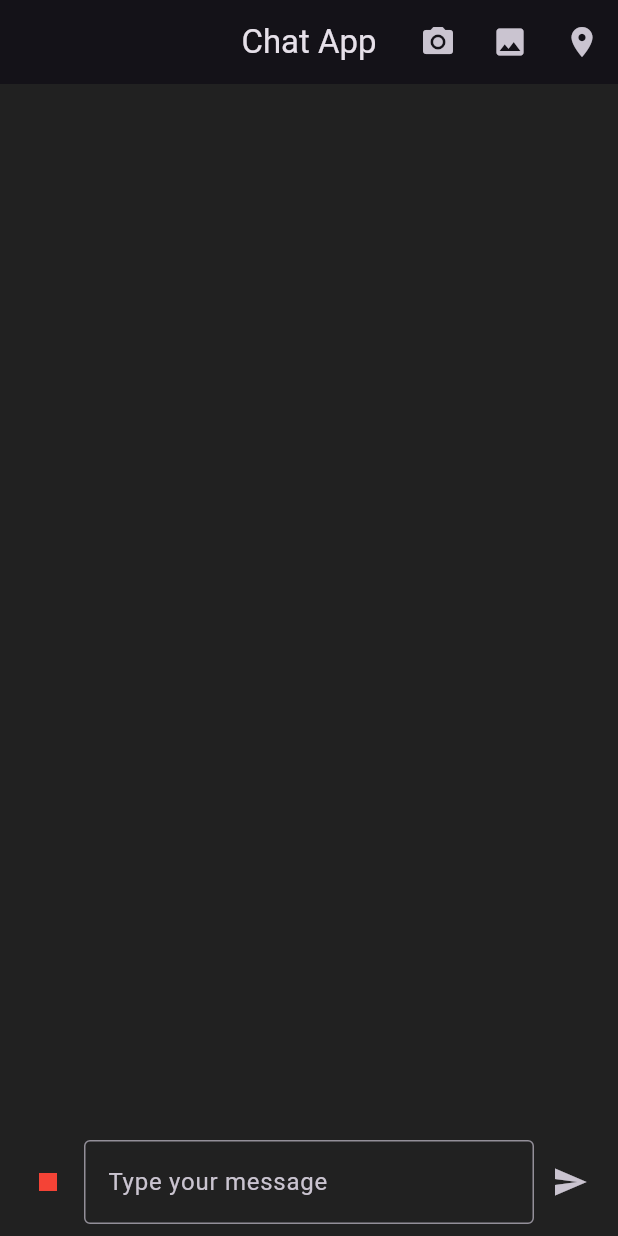
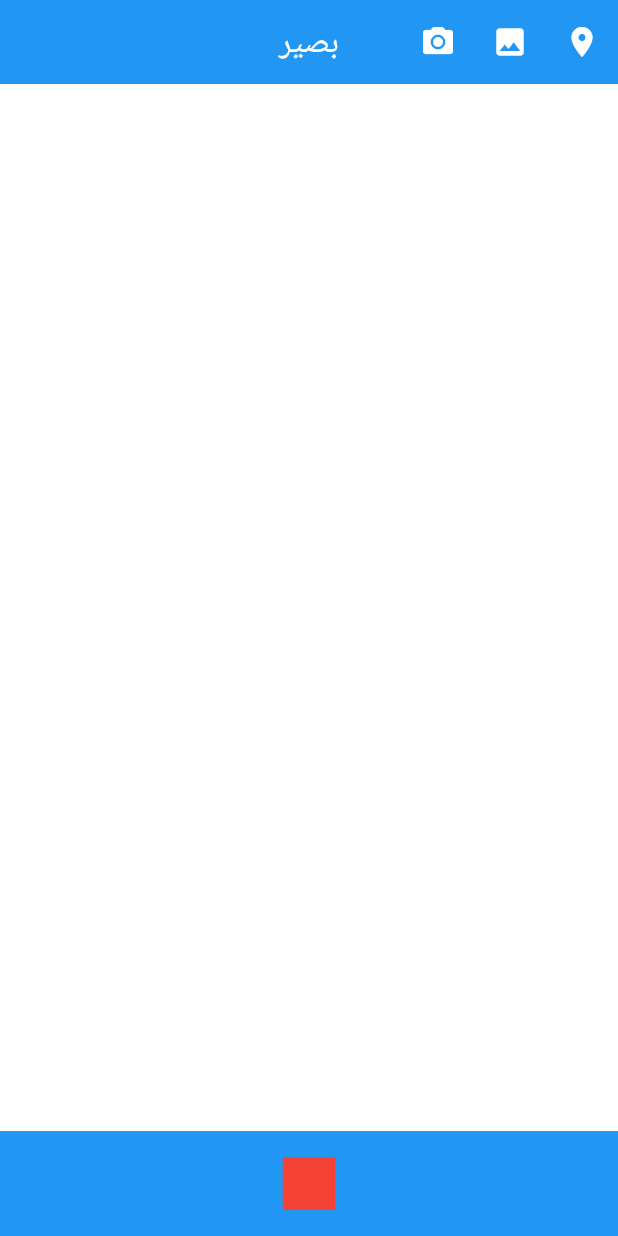
Before and after one commit to Asemgado/Baseer-app, a Flutter app: the screen it shows after launch, after a tap on the "mic" icon, after a tap on the "camera alt" icon, on a phone screen of 412 x 824 dp. Run offline on Flutter 3.47's test engine with Material 3 defaults, Android fonts, the phone set to English and light mode, and no system bars; our stand-ins replace flutter_tts, geolocator, image_picker, speech_to_text.

Commit message:
Fixed Uploaded image quality issue , added launch telephone and changed the UI

```diff
--- a/lib/main.dart
+++ b/lib/main.dart
@@ -20,10 +20,10 @@ class ChatApp extends StatelessWidget {
   Widget build(BuildContext context) {
     return MaterialApp(
       debugShowCheckedModeBanner: false,
-      theme: ThemeData.dark().copyWith(
-        primaryColor: Colors.blue,
-        scaffoldBackgroundColor: Colors.grey[900],
-      ),
+      theme: ThemeData().copyWith(
+          primaryColor: Colors.blue,
+          colorScheme: ColorScheme.fromSeed(seedColor: Colors.blue),
+          scaffoldBackgroundColor: Colors.white),
       home: const ChatScreen(),
     );
   }
--- a/lib/screens/chat_screen.dart
+++ b/lib/screens/chat_screen.dart
@@ -1,9 +1,11 @@
 import 'dart:convert';
+import 'dart:developer';
 import 'dart:io';
 import 'package:flutter/material.dart';
 import 'package:image_picker/image_picker.dart';
 import 'package:flutter_tts/flutter_tts.dart';
 import 'package:speech_to_text/speech_to_text.dart' as stt;
+import 'package:url_launcher/url_launcher_string.dart';
 import '../services/chat_service.dart';
 import '../services/location_service.dart';
 import '../models/chat_message.dart';
@@ -48,12 +50,17 @@ class _ChatScreenState extends State<ChatScreen> {
 
   Future<void> _handleImagePicking(ImageSource source, String message) async {
     try {
-      final XFile? pickedFile = await _picker.pickImage(source: source);
+      final XFile? pickedFile = await _picker.pickImage(
+          requestFullMetadata: false,
+          maxHeight: 800,
+          maxWidth: 800,
+          imageQuality: 50,
+          source: source);
       if (pickedFile != null) {
         var imageBytes = await pickedFile.readAsBytes();
         setState(() {
           _imageFile = File(pickedFile.path);
-          _base64Image =  base64Encode(imageBytes).toString();
+          _base64Image = base64Encode(imageBytes).toString();
         });
         await _processAndSendImage(message);
       }
@@ -108,7 +115,7 @@ class _ChatScreenState extends State<ChatScreen> {
 
     try {
       final response = await ChatService.sendMessage(text);
-
+      log('response: $response');
       final aiMessage = ChatMessage(
         type: 'ai',
         text: response["message"],
@@ -122,6 +129,8 @@ class _ChatScreenState extends State<ChatScreen> {
         await _handleImagePicking(ImageSource.camera, 'ماذا يوجد في الصورة ؟');
       } else if (aiMessage.order == 'LOCATION') {
         await _handleLocationRequest();
+      } else if (aiMessage.order == 'PHONE') {
+        _launchPhone(aiMessage.text!);
       }
     } catch (e) {
       _showErrorSnackBar('Error sending message: $e');
@@ -130,6 +139,19 @@ class _ChatScreenState extends State<ChatScreen> {
         _isLoading = false;
         _messageController.clear();
       });
+    }
+  }
+
+  Future<void> _launchPhone(String phone) async {
+    try {
+      final url = 'tel:+201007504615';
+      if (await canLaunchUrlString(url)) {
+        await launchUrlString(url);
+      } else {
+        _showErrorSnackBar('Could not launch $url');
+      }
+    } catch (e) {
+      _showErrorSnackBar('Error launching phone: $e');
     }
   }
 
@@ -205,31 +227,18 @@ class _ChatScreenState extends State<ChatScreen> {
     );
   }
 
-  Widget _buildInputArea() {
-    return Padding(
-      padding: const EdgeInsets.all(8.0),
-      child: Row(
-        children: [
-          IconButton(
-            icon: Icon(_isListening ? Icons.stop : Icons.mic),
-            color: _isListening ? Colors.red : Colors.blue,
-            onPressed: _toggleListening,
-          ),
-          Expanded(
-            child: TextField(
-              controller: _messageController,
-              decoration: const InputDecoration(
-                hintText: "Type your message",
-                border: OutlineInputBorder(),
-              ),
-              onSubmitted: _handleMessageSubmit,
-            ),
-          ),
-          IconButton(
-            icon: const Icon(Icons.send),
-            onPressed: () => _handleMessageSubmit(_messageController.text),
-          ),
-        ],
+  Widget _buildVoiceMicButton() {
+    return InkWell(
+      onTap: _toggleListening,
+      child: SizedBox(
+        width: double.infinity,
+        child: ColoredBox(
+            color: Colors.blue,
+            child: Icon(
+              _isListening ? Icons.stop : Icons.mic,
+              color: _isListening ? Colors.red : Colors.white,
+              size: 70,
+            )),
       ),
     );
   }
@@ -238,25 +247,33 @@ class _ChatScreenState extends State<ChatScreen> {
   Widget build(BuildContext context) {
     return Scaffold(
       appBar: AppBar(
-        title: const Text("Chat App"),
+        title: const Text(
+          "بصير",
+          style: TextStyle(color: Colors.white),
+        ),
+        backgroundColor: Colors.blue,
+        shadowColor: Colors.transparent,
         centerTitle: true,
         actions: [
           IconButton(
-            icon: const Icon(Icons.camera_alt),
+            icon: const Icon(Icons.camera_alt, color: Colors.white),
             onPressed: () => _handleImagePicking(
               ImageSource.camera,
               'ماذا يوجد في الصورة ؟',
             ),
           ),
           IconButton(
-            icon: const Icon(Icons.image),
+            icon: const Icon(
+              Icons.image,
+              color: Colors.white,
+            ),
             onPressed: () => _handleImagePicking(
               ImageSource.gallery,
               'ماذا يوجد في الصورة ؟',
             ),
           ),
           IconButton(
-            icon: const Icon(Icons.location_on),
+            icon: const Icon(Icons.location_on, color: Colors.white),
             onPressed: _handleLocationRequest,
           ),
         ],
@@ -276,7 +293,7 @@ class _ChatScreenState extends State<ChatScreen> {
               padding: EdgeInsets.all(8.0),
               child: CircularProgressIndicator(),
             ),
-          _buildInputArea(),
+          _buildVoiceMicButton(),
         ],
       ),
     );
--- a/lib/services/chat_service.dart
+++ b/lib/services/chat_service.dart
@@ -26,7 +26,7 @@ class ChatService {
       Uri.parse("$_baseUrl/image"),
       headers: {"Content-Type": "application/json; charset=utf-8"},
       body: jsonEncode({
-        "message":message.toString(),
+        "message": message.toString(),
         "image": base64Image,
       }),
     );
--- a/pubspec.yaml
+++ b/pubspec.yaml
@@ -35,6 +35,7 @@ dependencies:
   speech_to_text: ^7.0.0
   geolocator: ^13.0.2
   http: ^1.2.2
+  url_launcher: ^6.3.1
 
 dev_dependencies:
   flutter_test:
```
Also changed, not shown: lib/models/chat_message.dart (line endings or trailing spaces), lib/services/location_service.dart (line endings or trailing spaces), lib/widgets/message_bubble.dart (line endings or trailing spaces), pubspec.lock, 5 other files.
